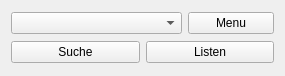
Above: src/Gui/Plugins/Stream/GUI_Stream.ui from Inferno214221/sayonara-player before the change. Below: the same form after it.
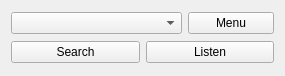
That is the form after the change. Custom widgets are drawn as their Qt base class.

Commit message: Fixed Language term in Stream Plugin

Patch:
```diff
--- a/src/Gui/Plugins/Stream/GUI_Stream.ui
+++ b/src/Gui/Plugins/Stream/GUI_Stream.ui
@@ -36,7 +36,7 @@
      <item>
       <widget class="QPushButton" name="btn_search">
        <property name="text">
-        <string notr="true">Suche</string>
+        <string notr="true">Search</string>
        </property>
       </widget>
      </item>
```
The commit also changes 1 other file.
